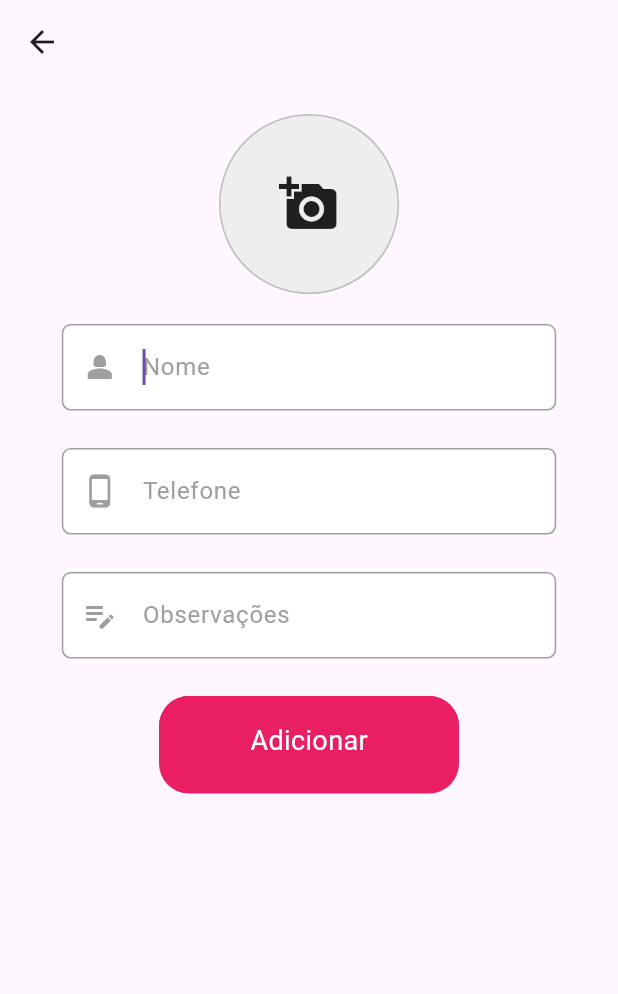
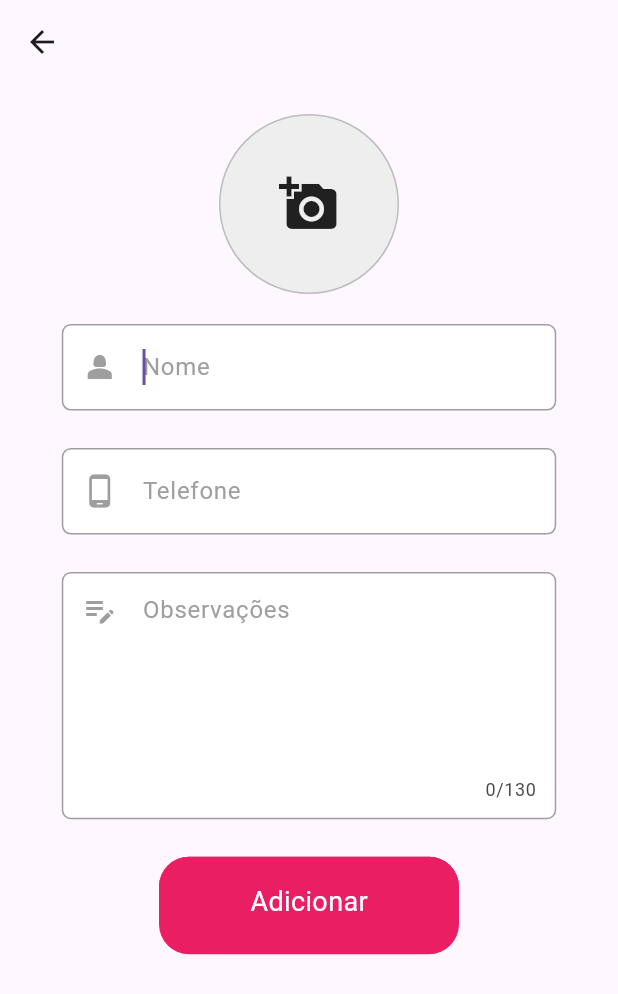
Before and after one commit to Fael123Programming/agendador-bronzeamento-flutter, a Flutter app: the ClientDetails screen opened directly, on a phone screen of 412 x 824 dp. Shown: the top 994 px of the screen. Run offline on Flutter 3.47's test engine with Material 3 defaults, Android fonts, the light colour scheme and no system bars; drawn by our look-alikes of nice_buttons; our stand-ins replace grouped_list, image_picker.

Commit message:
Fix: clients fix

```diff
--- a/lib/config/custom_router.dart
+++ b/lib/config/custom_router.dart
@@ -37,9 +37,9 @@ class CustomRouter {
   static Route onGenerateNestedRoute(RouteSettings settings) {
     switch (settings.name) {
       case RoutePaths.clientDetails:
-        Map<String, dynamic>? clientArgs;
+        Map<dynamic, dynamic>? clientArgs;
         if (settings.arguments != null) {
-          clientArgs = settings.arguments as Map<String, dynamic>;
+          clientArgs = settings.arguments as Map<dynamic, dynamic>;
         }
         return MaterialPageRoute(
           builder: (context) => ClientDetails(
--- a/lib/views/clients/screens/client_details.dart
+++ b/lib/views/clients/screens/client_details.dart
@@ -8,7 +8,7 @@ import 'dart:async';
 
 class ClientDetails extends StatefulWidget {
   // final Map<String, dynamic>? clientData;
-  final Map<String, dynamic>? clientData;
+  final Map<dynamic, dynamic>? clientData;
 
   const ClientDetails({super.key, this.clientData});
 
@@ -19,7 +19,7 @@ class ClientDetails extends StatefulWidget {
 class _ClientDetailsState extends State<ClientDetails> {
   final _formKey = GlobalKey<FormState>();
   final nameFieldController = TextEditingController();
-  final phoneNumberInputController = GlobalKey<PhoneNumberInputState>();
+  final phoneNumberInputController = TextEditingController();
   final obervationsController = TextEditingController();
   late FocusNode nameFocusNode, phoneFocusNode, observationsFocusNode;
 
@@ -32,11 +32,9 @@ class _ClientDetailsState extends State<ClientDetails> {
     if (widget.clientData == null) {
       nameFocusNode.requestFocus();
     } else {
-      nameFieldController.text = widget.clientData!['name'].toString();
-      phoneNumberInputController.currentState!.textFormFieldController.text =
-          widget.clientData!['phone_number'].toString();
-      obervationsController.text =
-          widget.clientData!['observations'].toString();
+      nameFieldController.text = widget.clientData!['name'];
+      phoneNumberInputController.text = widget.clientData!['phone_number'];
+      obervationsController.text = widget.clientData!['observations'];
     }
   }
 
@@ -72,7 +70,7 @@ class _ClientDetailsState extends State<ClientDetails> {
                         height: 25,
                       ),
                       PhoneNumberInput(
-                        key: phoneNumberInputController,
+                        controller: phoneNumberInputController,
                         focusNode: phoneFocusNode,
                         onEditingComplete: () =>
                             observationsFocusNode.requestFocus(),
--- a/lib/views/clients/widgets/phone_number_input/phone_number_input.dart
+++ b/lib/views/clients/widgets/phone_number_input/phone_number_input.dart
@@ -8,9 +8,12 @@ class PhoneNumberInput extends StatefulWidget {
   final Function()? onEditingComplete;
   final TextEditingController? controller;
 
-  const PhoneNumberInput(
-      {Key? key, this.focusNode, this.onEditingComplete, this.controller})
-      : super(key: key);
+  const PhoneNumberInput({
+    Key? key,
+    this.focusNode,
+    this.onEditingComplete,
+    this.controller,
+  }) : super(key: key);
 
   @override
   PhoneNumberInputState createState() => PhoneNumberInputState();
--- a/lib/views/clients/widgets/text_area_input.dart
+++ b/lib/views/clients/widgets/text_area_input.dart
@@ -35,10 +35,9 @@ class _TextAreaInputState extends State<TextAreaInput> {
   Widget build(BuildContext context) {
     double width = MediaQuery.of(context).size.width;
     double height = MediaQuery.of(context).size.height;
-    return Center(
-      child: Container(
+    return Container(
       width: width * 0.8,
-        height: height * 0.07,
+      height: height * 0.2,
       padding: EdgeInsets.all(width * 0.03),
       decoration: BoxDecoration(
         borderRadius: BorderRadius.circular(6),
@@ -47,20 +46,23 @@ class _TextAreaInputState extends State<TextAreaInput> {
           color: Colors.grey,
         ),
       ),
-        child: Center(
       child: Row(
         children: <Widget>[
+          Column(
+            children: [
               Icon(
                 widget.icon,
                 color: Colors.grey,
+              ),
+            ],
           ),
           SizedBox(
             width: width * 0.04,
           ),
           Expanded(
             child: TextFormField(
-                  // maxLines: 5,
-                  // maxLength: 100,
+              maxLines: 5,
+              maxLength: 130,
               onEditingComplete: widget.onEditingComplete,
               focusNode: widget.focusNode,
               controller: textFormFieldController,
@@ -75,8 +77,6 @@ class _TextAreaInputState extends State<TextAreaInput> {
           ),
         ],
       ),
-        ),
-      ),
     );
   }
 }
```
Also changed, not shown: lib/views/clients/clients.dart (+5 -2 lines). Lines whose indentation alone changed are shown as unchanged.
